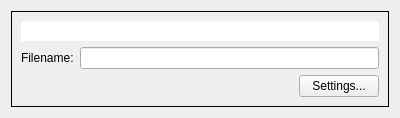
spine-tools/Spine-Toolbox, file spinetoolbox/project_items/exporter/ui/export_list_item.ui: the form before one commit.
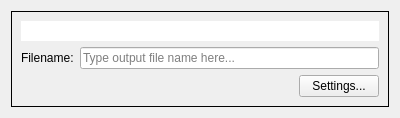
The form after the commit.

What changed in the file:
```diff
--- a/spinetoolbox/project_items/exporter/ui/export_list_item.ui
+++ b/spinetoolbox/project_items/exporter/ui/export_list_item.ui
@@ -61,7 +61,11 @@
          </widget>
         </item>
         <item row="0" column="1">
-         <widget class="QLineEdit" name="out_file_name_edit"/>
+         <widget class="QLineEdit" name="out_file_name_edit">
+          <property name="placeholderText">
+           <string>Type output file name here...</string>
+          </property>
+         </widget>
         </item>
        </layout>
       </item>
```
Left out of the diff: 10 changed lines with no effect on the pictures.
